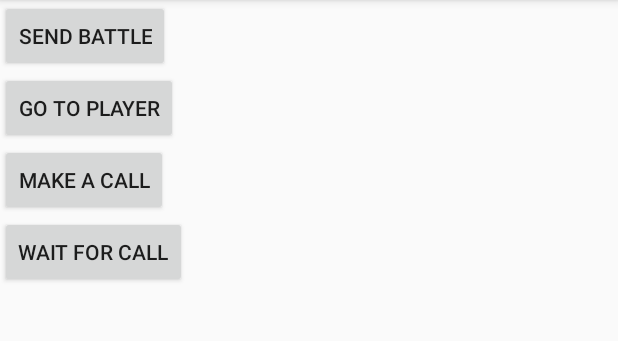
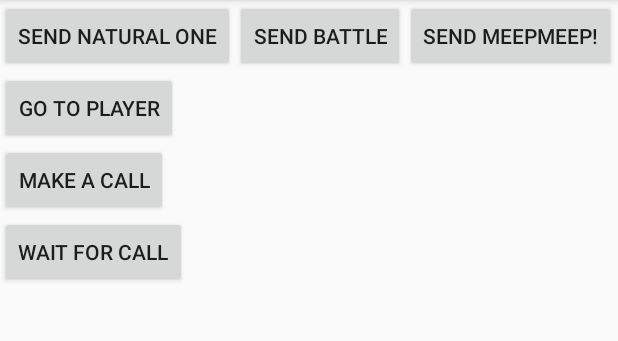
Before and after one commit to clintonbf/UDP_chat_client, an Android app: the screen it shows after launch (MainActivity), on a phone screen of 412 x 824 dp, the part 84-425 px from its top. Run offline under Robolectric (Android 15) with nearby library versions, the phone set to English and light mode, and no system bars.

Commit message:
iteration: added UI and dummy methods for different transfer

```diff
--- a/app/src/main/java/ca/bcit/udpchat/MainActivity.java
+++ b/app/src/main/java/ca/bcit/udpchat/MainActivity.java
@@ -133,6 +133,16 @@ public class MainActivity extends AppCompatActivity {
         this.sendLongMessage(v);
     }
 
+    public void sendNatural(View v) {
+        this.sendLongMessage(v);
+    }
+
+    public void sendMeep(View v) {
+        this.sendLongMessage(v);
+    }
+
+
+
     public void sendSoundMessage(View v) {
         Thread t = new Thread(new Runnable() {
             @Override
--- a/app/src/main/res/layout/activity_main.xml
+++ b/app/src/main/res/layout/activity_main.xml
@@ -15,12 +15,34 @@
 <!--        android:onClick="onClickSendMessage"-->
 <!--        />-->
 
+    <LinearLayout
+        android:layout_width="wrap_content"
+        android:layout_height="wrap_content"
+        android:orientation="horizontal">
+
+
     <Button
         android:layout_width="wrap_content"
         android:layout_height="wrap_content"
-        android:text="@string/send_battle"
-        android:onClick="sendBattle"
+        android:text="@string/send_natural"
+        android:onClick="sendNatural"
         />
+
+        <Button
+            android:layout_width="wrap_content"
+            android:layout_height="wrap_content"
+            android:text="@string/send_battle"
+            android:onClick="sendBattle"
+            />
+
+        <Button
+            android:layout_width="wrap_content"
+            android:layout_height="wrap_content"
+            android:text="@string/send_meep"
+            android:onClick="sendMeep"
+            />
+
+    </LinearLayout>
 
     <Button
         android:layout_width="wrap_content"
--- a/app/src/main/res/values/strings.xml
+++ b/app/src/main/res/values/strings.xml
@@ -7,6 +7,8 @@
     <string name="send_sound">Send a sound</string>
     <string name="read_write_sound">Read/write sound</string>
     <string name="send_battle">Send battle</string>
+    <string name="send_natural">Send Natural One</string>
+    <string name="send_meep">Send Meepmeep!</string>
     <string name="got_to_player">Go to player</string>
 
     <string name="play">Play</string>
```
